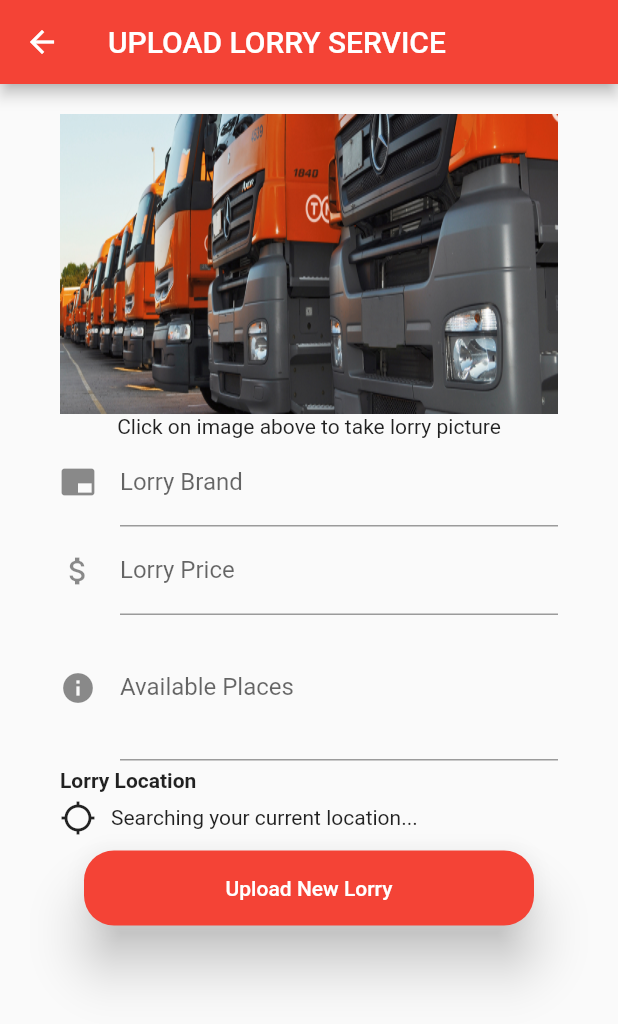
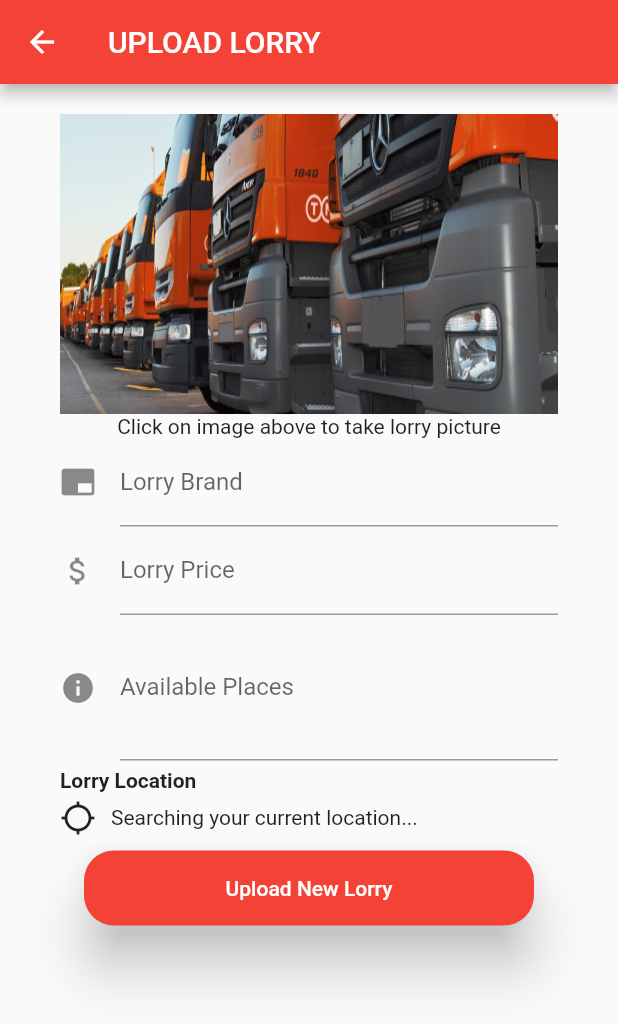
Before and after one commit to farisleh/MyLorry, a Flutter app: the NewLorry screen opened directly, on a phone screen of 412 x 824 dp. Shown: the top 1024 px of the screen. Run offline on Flutter 3.47's test engine with Material 2 defaults, Android fonts, the phone set to English and light mode, and no system bars; our stand-ins replace flutter_rating_bar, geolocator, google_maps_flutter, image_picker, progress_dialog, shared_preferences and 1 more; missing offline and left inert: place_picker; accounts and stored records are empty.

Commit message:
Update newlorry.dart

```diff
--- a/lib/newlorry.dart
+++ b/lib/newlorry.dart
@@ -39,7 +39,7 @@ class _NewLorryState extends State<NewLorry> {
       child: Scaffold(
           //resizeToAvoidBottomPadding: false,
           appBar: AppBar(
-            title: Text('UPLOAD LORRY SERVICE'),
+            title: Text('UPLOAD LORRY'),
             backgroundColor: Colors.red,
           ),
           body: SingleChildScrollView(
```
